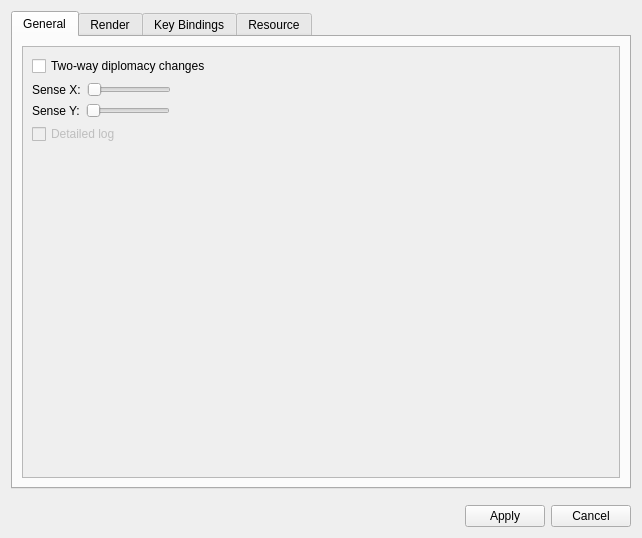
The window that settings.ui (konstvest/ei_maper) describes before a commit, drawn with Qt 5.
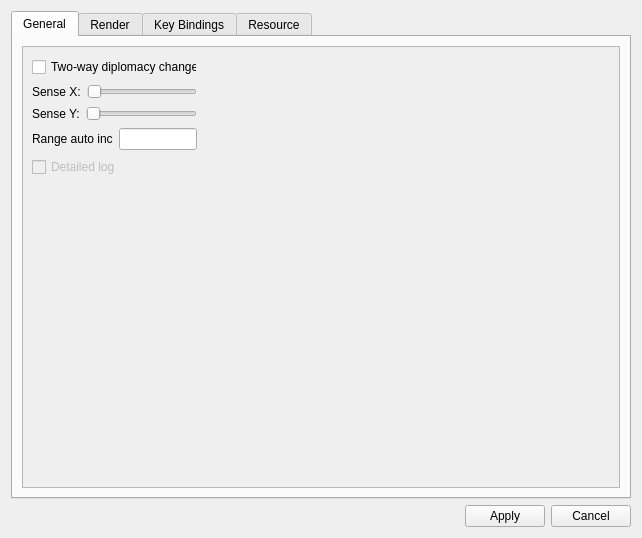
The same window after the commit. The open tabs and pages were chosen to show the change.

Commit message:
added range default inc in settings
fix undo changing id's for 1 item

Diff of the .ui file:
```diff
--- a/settings.ui
+++ b/settings.ui
@@ -41,10 +41,26 @@
             <x>0</x>
             <y>0</y>
             <width>600</width>
-            <height>435</height>
+            <height>444</height>
            </rect>
           </property>
-          <layout class="QFormLayout" name="formLayout_2">
+          <widget class="QWidget" name="">
+           <property name="geometry">
+            <rect>
+             <x>9</x>
+             <y>9</y>
+             <width>165</width>
+             <height>122</height>
+            </rect>
+           </property>
+           <layout class="QGridLayout" name="gridLayout">
+            <item row="0" column="0">
+             <widget class="QCheckBox" name="dipEditSymmetric">
+              <property name="text">
+               <string>Two-way diplomacy changes</string>
+              </property>
+             </widget>
+            </item>
            <item row="1" column="0">
             <layout class="QHBoxLayout" name="horizontalLayout_13">
              <property name="rightMargin">
@@ -99,14 +115,27 @@
              </item>
             </layout>
            </item>
-           <item row="0" column="0">
-            <widget class="QCheckBox" name="dipEditSymmetric">
+            <item row="3" column="0">
+             <layout class="QHBoxLayout" name="horizontalLayout_5">
+              <property name="topMargin">
+               <number>0</number>
+              </property>
+              <property name="rightMargin">
+               <number>0</number>
+              </property>
+              <item>
+               <widget class="QLabel" name="labelRangeInc">
              <property name="text">
-              <string>Two-way diplomacy changes</string>
+                 <string>Range auto inc</string>
              </property>
             </widget>
            </item>
-           <item row="3" column="0">
+              <item>
+               <widget class="QLineEdit" name="rangeIncrement"/>
+              </item>
+             </layout>
+            </item>
+            <item row="4" column="0">
             <widget class="QCheckBox" name="detailedLog">
              <property name="enabled">
               <bool>false</bool>
@@ -116,20 +145,8 @@
              </property>
             </widget>
            </item>
-           <item row="4" column="0">
-            <spacer name="verticalSpacer_2">
-             <property name="orientation">
-              <enum>Qt::Vertical</enum>
-             </property>
-             <property name="sizeHint" stdset="0">
-              <size>
-               <width>20</width>
-               <height>40</height>
-              </size>
-             </property>
-            </spacer>
-           </item>
-          </layout>
+           </layout>
+          </widget>
          </widget>
         </widget>
        </item>
@@ -928,7 +945,7 @@
    <item>
     <layout class="QHBoxLayout" name="buttonsLayout">
      <property name="topMargin">
-      <number>10</number>
+      <number>0</number>
      </property>
      <item>
       <spacer name="horizontalSpacer">
```
Left out of the diff: 8 changed lines with no effect on the pictures. Lines whose indentation alone changed are shown as unchanged. The commit also changes 8 other files.
